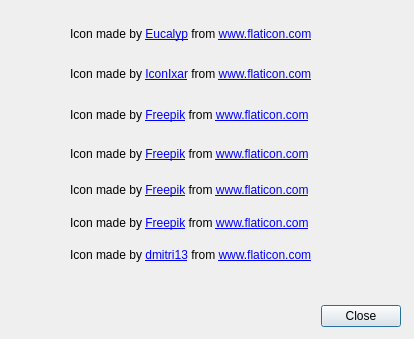
jeremydumais/TeacherHelper, file TeacherHelper/src/imageAttributionsForm.ui: the form before one commit.
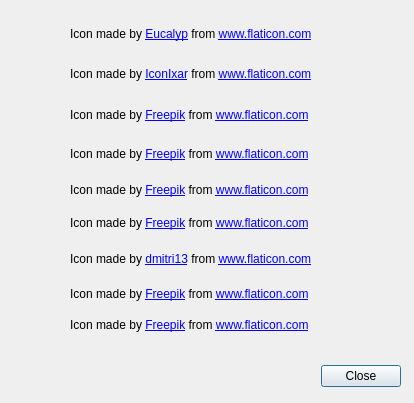
The form after the commit. Icons and pictures are not drawn.

```diff
--- a/TeacherHelper/src/imageAttributionsForm.ui
+++ b/TeacherHelper/src/imageAttributionsForm.ui
@@ -7,7 +7,7 @@
     <x>0</x>
     <y>0</y>
     <width>414</width>
-    <height>339</height>
+    <height>403</height>
    </rect>
   </property>
   <property name="windowTitle">
@@ -21,7 +21,7 @@
    <property name="geometry">
     <rect>
      <x>320</x>
-     <y>300</y>
+     <y>360</y>
      <width>81</width>
      <height>32</height>
     </rect>
@@ -283,7 +283,7 @@
    <property name="geometry">
     <rect>
      <x>70</x>
-     <y>240</y>
+     <y>244</y>
      <width>401</width>
      <height>31</height>
     </rect>
@@ -302,7 +302,7 @@
    <property name="geometry">
     <rect>
      <x>20</x>
-     <y>241</y>
+     <y>245</y>
      <width>32</width>
      <height>32</height>
     </rect>
@@ -320,6 +320,88 @@
     <bool>false</bool>
    </property>
   </widget>
+  <widget class="QLabel" name="label_15">
+   <property name="geometry">
+    <rect>
+     <x>20</x>
+     <y>280</y>
+     <width>32</width>
+     <height>32</height>
+    </rect>
+   </property>
+   <property name="text">
+    <string/>
+   </property>
+   <property name="pixmap">
+    <pixmap resource="../res/global.qrc">:/global/addTest64.png</pixmap>
+   </property>
+   <property name="scaledContents">
+    <bool>true</bool>
+   </property>
+   <property name="wordWrap">
+    <bool>false</bool>
+   </property>
+  </widget>
+  <widget class="QLabel" name="label_16">
+   <property name="geometry">
+    <rect>
+     <x>70</x>
+     <y>279</y>
+     <width>401</width>
+     <height>31</height>
+    </rect>
+   </property>
+   <property name="text">
+    <string>&lt;html&gt;&lt;head/&gt;&lt;body&gt;&lt;p&gt;Icon made by &lt;a href=&quot;https://www.flaticon.com/authors/freepik&quot;&gt;&lt;span style=&quot; text-decoration: underline; color:#0000ff;&quot;&gt;Freepik&lt;/span&gt;&lt;/a&gt; from &lt;a href=&quot;https://www.flaticon.com&quot;&gt;&lt;span style=&quot; text-decoration: underline; color:#0000ff;&quot;&gt;www.flaticon.com&lt;/span&gt;&lt;/a&gt;&lt;/p&gt;&lt;/body&gt;&lt;/html&gt;</string>
+   </property>
+   <property name="textFormat">
+    <enum>Qt::RichText</enum>
+   </property>
+   <property name="openExternalLinks">
+    <bool>true</bool>
+   </property>
+  </widget>
+  <widget class="QLabel" name="label_17">
+   <property name="geometry">
+    <rect>
+     <x>70</x>
+     <y>310</y>
+     <width>401</width>
+     <height>31</height>
+    </rect>
+   </property>
+   <property name="text">
+    <string>&lt;html&gt;&lt;head/&gt;&lt;body&gt;&lt;p&gt;Icon made by &lt;a href=&quot;https://www.flaticon.com/authors/freepik&quot;&gt;&lt;span style=&quot; text-decoration: underline; color:#0000ff;&quot;&gt;Freepik&lt;/span&gt;&lt;/a&gt; from &lt;a href=&quot;https://www.flaticon.com&quot;&gt;&lt;span style=&quot; text-decoration: underline; color:#0000ff;&quot;&gt;www.flaticon.com&lt;/span&gt;&lt;/a&gt;&lt;/p&gt;&lt;/body&gt;&lt;/html&gt;</string>
+   </property>
+   <property name="textFormat">
+    <enum>Qt::RichText</enum>
+   </property>
+   <property name="openExternalLinks">
+    <bool>true</bool>
+   </property>
+  </widget>
+  <widget class="QLabel" name="label_18">
+   <property name="geometry">
+    <rect>
+     <x>20</x>
+     <y>311</y>
+     <width>32</width>
+     <height>32</height>
+    </rect>
+   </property>
+   <property name="text">
+    <string/>
+   </property>
+   <property name="pixmap">
+    <pixmap resource="../res/global.qrc">:/global/deleteTest64.png</pixmap>
+   </property>
+   <property name="scaledContents">
+    <bool>true</bool>
+   </property>
+   <property name="wordWrap">
+    <bool>false</bool>
+   </property>
+  </widget>
  </widget>
  <resources>
   <include location="../res/global.qrc"/>
```
